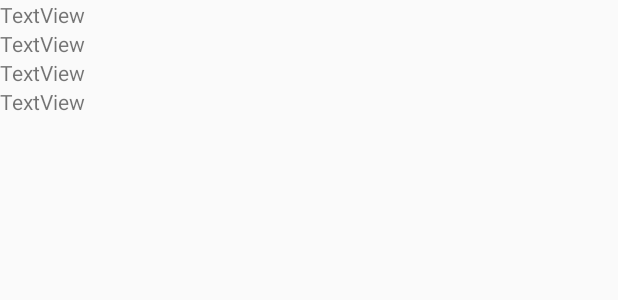
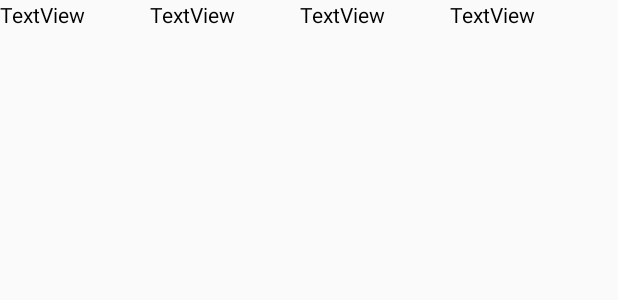
Before and after one commit to OlegBrest/MyEconomizer, an Android app: the layout list_items.xml on its own in the app's theme, with its tools: preview values and no code run, on a phone screen of 412 x 824 dp. Shown: the top 300 px of the screen. Run offline under Robolectric (Android 15) with nearby library versions, the phone set to English and light mode, and no system bars.

Commit message:
need to change color text

```diff
--- a/app/src/main/java/com/example/pop/myeconomizer/MainActivity.java
+++ b/app/src/main/java/com/example/pop/myeconomizer/MainActivity.java
@@ -54,7 +54,7 @@ private ArrayList<goods_type> listOfGoods;
         newbutton = (Button) findViewById(R.id.new_bttn);
         listOfGoods = new ArrayList<>();
         gv = (GridView) findViewById(R.id.Goods_GridView);
-        adapter = new GoodsListAdapter(getApplicationContext(), R.layout.list_items,listOfGoods);
+        adapter = new GoodsListAdapter(this, R.layout.list_items,listOfGoods);
         gv.setAdapter(adapter);
         newbutton.setOnClickListener(new View.OnClickListener() {
             @Override
--- a/app/src/main/res/layout/activity_main.xml
+++ b/app/src/main/res/layout/activity_main.xml
@@ -24,17 +24,18 @@
 
     <GridView
         android:id="@+id/Goods_GridView"
-        android:layout_width="368dp"
-        android:layout_height="436dp"
+        android:layout_width="354dp"
+        android:layout_height="425dp"
         android:layout_marginBottom="8dp"
         android:layout_marginEnd="8dp"
         android:layout_marginStart="8dp"
         android:layout_marginTop="8dp"
-        android:numColumns="auto_fit"
+        android:numColumns="1"
+        android:theme="@style/AppTheme"
         app:layout_constraintBottom_toBottomOf="parent"
         app:layout_constraintEnd_toEndOf="parent"
-        app:layout_constraintHorizontal_bias="0.0"
         app:layout_constraintStart_toStartOf="parent"
         app:layout_constraintTop_toTopOf="parent"
-        app:layout_constraintVertical_bias="0.0" />
+        app:layout_constraintVertical_bias="0.073" />
+
 </android.support.constraint.ConstraintLayout>
--- a/app/src/main/res/layout/list_items.xml
+++ b/app/src/main/res/layout/list_items.xml
@@ -2,31 +2,41 @@
 <LinearLayout xmlns:android="http://schemas.android.com/apk/res/android"
     xmlns:tools="http://schemas.android.com/tools"
     android:id="@+id/list_items"
-    android:layout_width="match_parent"
+    android:layout_width="wrap_content"
     android:layout_height="match_parent"
-    android:orientation="vertical">
+    android:baselineAligned="false">
 
     <TextView
         android:id="@+id/txt_name"
-        android:layout_width="match_parent"
+        android:layout_width="100dp"
         android:layout_height="wrap_content"
-        android:text="TextView" />
+        android:layout_weight="25"
+        android:baselineAligned="false"
+        android:text="TextView"
+        android:textColor="@android:color/black" />
 
     <TextView
         android:id="@+id/txt_cost"
-        android:layout_width="match_parent"
+        android:layout_width="100dp"
         android:layout_height="wrap_content"
-        android:text="TextView" />
+        android:layout_weight="25"
+        android:baselineAligned="false"
+        android:text="TextView"
+        android:textColor="@android:color/black" />
 
     <TextView
         android:id="@+id/txt_volume"
-        android:layout_width="match_parent"
+        android:layout_width="100dp"
         android:layout_height="wrap_content"
-        android:text="TextView" />
+        android:layout_weight="25"
+        android:text="TextView"
+        android:textColor="@android:color/black" />
 
     <TextView
         android:id="@+id/txt_per_item"
-        android:layout_width="match_parent"
+        android:layout_width="100dp"
         android:layout_height="wrap_content"
-        android:text="TextView" />
+        android:layout_weight="25"
+        android:text="TextView"
+        android:textColor="@android:color/black" />
 </LinearLayout>
```
